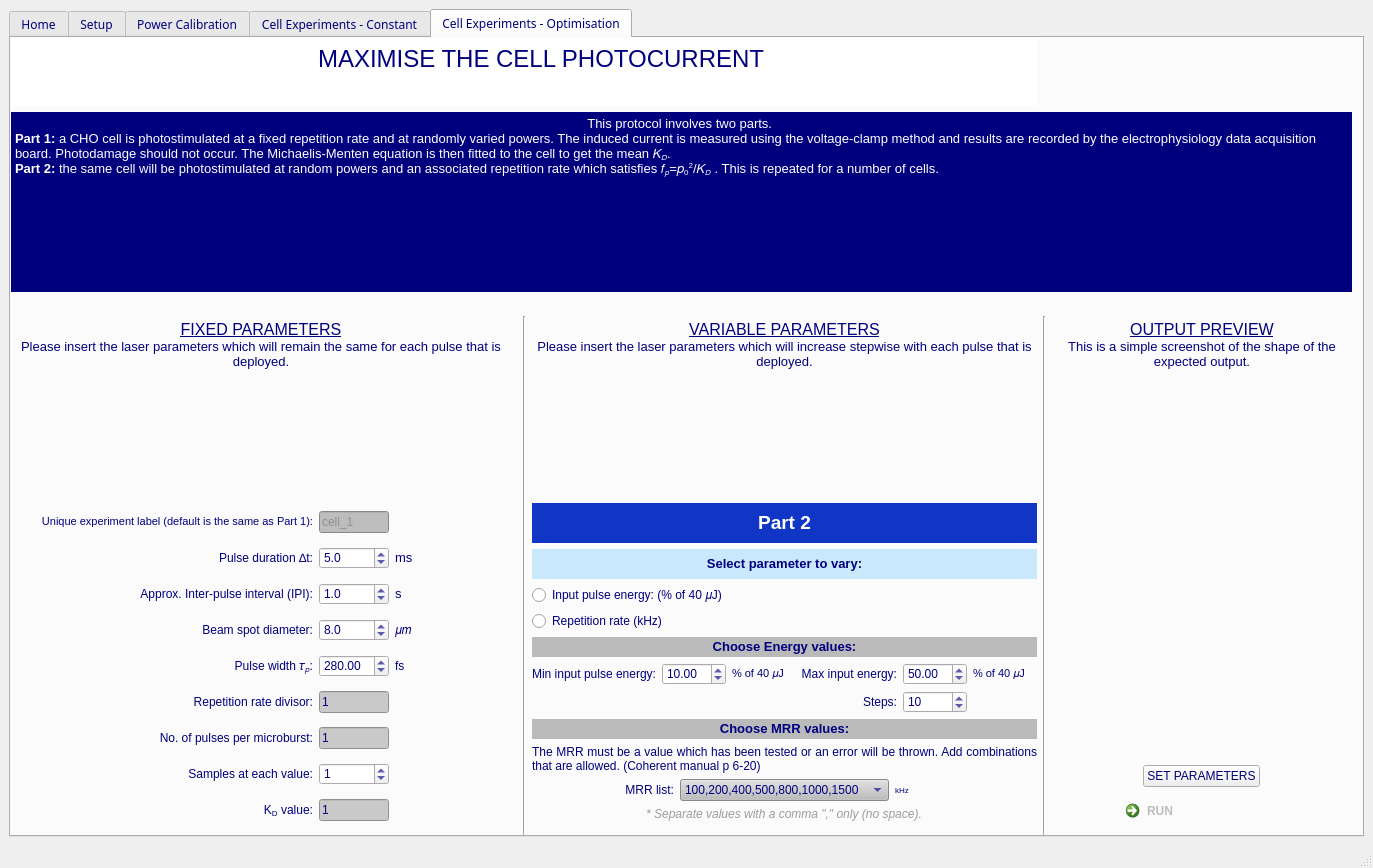
Above: MainApp.ui from AliSan123/Optogenetics_project before the change. Below: the same form after it.
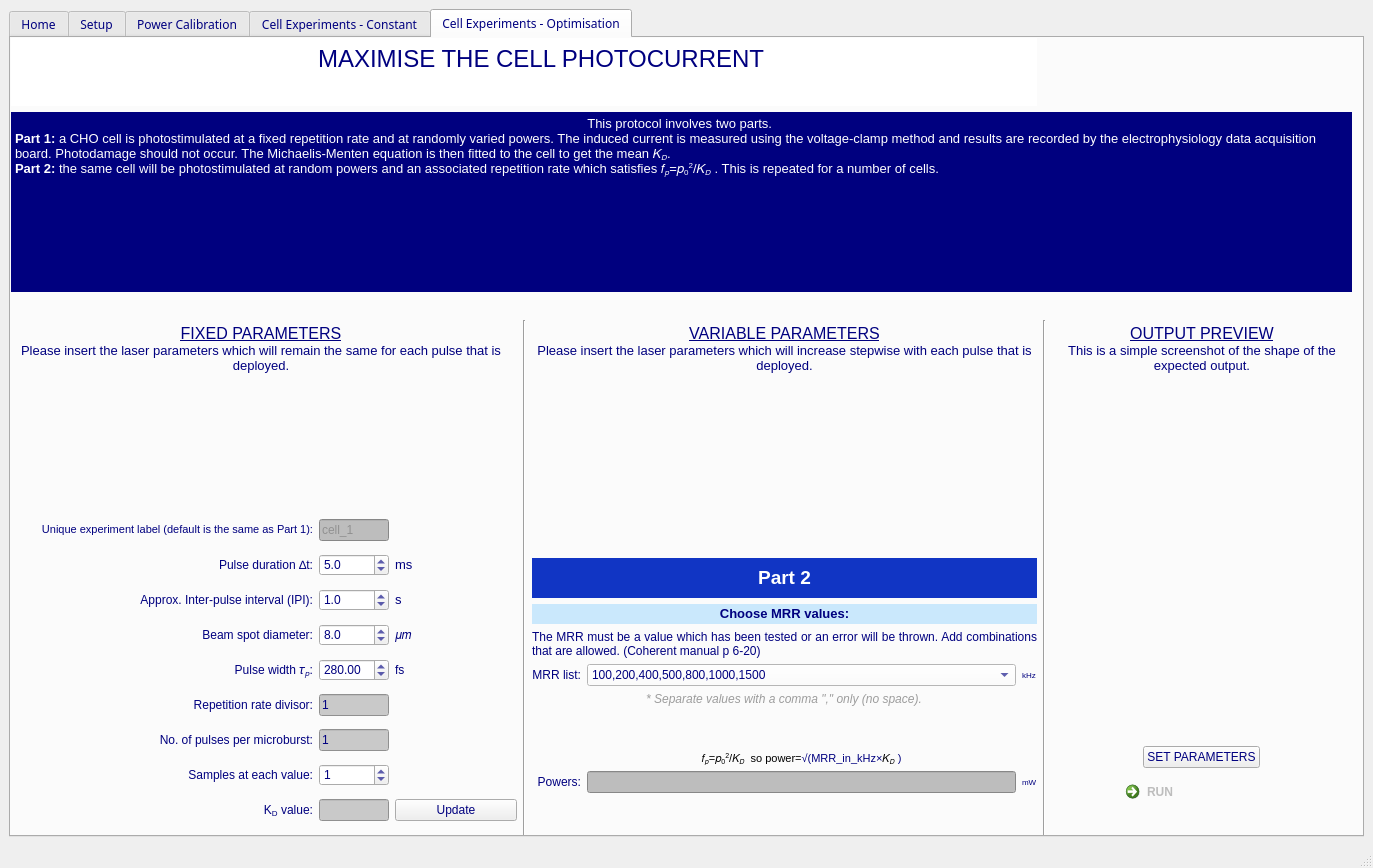
That is the form after the change. Icons and pictures are not drawn.

```diff
--- a/MainApp.ui
+++ b/MainApp.ui
@@ -3010,7 +3010,7 @@
           <height>801</height>
          </rect>
         </property>
-        <layout class="QGridLayout" name="gridLayout_26" rowstretch="0,0,0,0,0,0,0,0,0,0,0,0,0,0,0">
+        <layout class="QGridLayout" name="gridLayout_26" rowstretch="0,0,0,0,0,0,0,0,0,0,0,0,0,0">
          <item row="1" column="0" rowspan="2" colspan="5">
           <widget class="QTextBrowser" name="textBrowser_78">
            <property name="minimumSize">
@@ -3036,7 +3036,7 @@
            </property>
           </widget>
          </item>
-         <item row="12" column="4" alignment="Qt::AlignHCenter">
+         <item row="11" column="4" alignment="Qt::AlignHCenter">
           <widget class="QPushButton" name="setCellParams2">
            <property name="maximumSize">
             <size>
@@ -3096,14 +3096,14 @@
            </property>
           </widget>
          </item>
-         <item row="4" column="1" rowspan="11">
+         <item row="4" column="1" rowspan="10">
           <widget class="Line" name="line_17">
            <property name="orientation">
             <enum>Qt::Vertical</enum>
            </property>
           </widget>
          </item>
-         <item row="4" column="3" rowspan="11">
+         <item row="4" column="3" rowspan="10">
           <widget class="Line" name="line_16">
            <property name="orientation">
             <enum>Qt::Vertical</enum>
@@ -3146,7 +3146,7 @@
            </property>
           </widget>
          </item>
-         <item row="13" column="4" alignment="Qt::AlignHCenter">
+         <item row="12" column="4" alignment="Qt::AlignHCenter">
           <widget class="QCommandLinkButton" name="RunButton_4">
            <property name="cursor">
             <cursorShape>PointingHandCursor</cursorShape>
@@ -3210,7 +3210,7 @@
            </property>
           </widget>
          </item>
-         <item row="8" column="4" rowspan="3">
+         <item row="8" column="4" rowspan="2">
           <widget class="QLabel" name="label_117">
            <property name="maximumSize">
             <size>
@@ -3272,311 +3272,7 @@
            </property>
           </widget>
          </item>
-         <item row="7" column="2" rowspan="2">
-          <layout class="QGridLayout" name="gridLayout_27">
-           <item row="3" column="0" colspan="2">
-            <widget class="QLabel" name="label_104">
-             <property name="sizePolicy">
-              <sizepolicy hsizetype="Preferred" vsizetype="Fixed">
-               <horstretch>0</horstretch>
-               <verstretch>0</verstretch>
-              </sizepolicy>
-             </property>
-             <property name="minimumSize">
-              <size>
-               <width>0</width>
-               <height>30</height>
-              </size>
-             </property>
-             <property name="styleSheet">
-              <string notr="true">font: 8pt &quot;Eras Medium ITC&quot;;
-background-color: rgba(0, 153, 255, 50);</string>
-             </property>
-             <property name="text">
-              <string>&lt;html&gt;&lt;head/&gt;&lt;body&gt;&lt;p align=&quot;center&quot;&gt;&lt;span style=&quot; font-family:'Eras Bold ITC'; font-size:10pt; font-weight:600; color:#00007f;&quot;&gt;Select parameter to vary:&lt;/span&gt;&lt;/p&gt;&lt;/body&gt;&lt;/html&gt;</string>
-             </property>
-            </widget>
-           </item>
-           <item row="4" column="0" colspan="2">
-            <widget class="QRadioButton" name="energy_radio_3">
-             <property name="styleSheet">
-              <string notr="true"/>
-             </property>
-             <property name="text">
-              <string>Input pulse energy: (% of 40 𝜇J)</string>
-             </property>
-            </widget>
-           </item>
-           <item row="5" column="0" colspan="2">
-            <widget class="QRadioButton" name="MRR_radio_3">
-             <property name="styleSheet">
-              <string notr="true"/>
-             </property>
-             <property name="text">
-              <string>Repetition rate (kHz)</string>
-             </property>
-            </widget>
-           </item>
-           <item row="2" column="0" colspan="2">
-            <widget class="QLabel" name="label_7">
-             <property name="minimumSize">
-              <size>
-               <width>0</width>
-               <height>40</height>
-              </size>
-             </property>
-             <property name="maximumSize">
-              <size>
-               <width>16777215</width>
-               <height>40</height>
-              </size>
-             </property>
-             <property name="styleSheet">
-              <string notr="true">background-color: rgb(17, 53, 196);</string>
-             </property>
-             <property name="text">
-              <string>&lt;html&gt;&lt;head/&gt;&lt;body&gt;&lt;p align=&quot;center&quot;&gt;&lt;span style=&quot; font-size:14pt; font-weight:600; color:#ffffff;&quot;&gt;Part 2&lt;/span&gt;&lt;/p&gt;&lt;/body&gt;&lt;/html&gt;</string>
-             </property>
-            </widget>
-           </item>
-          </layout>
-         </item>
-         <item row="11" column="2" rowspan="3">
-          <layout class="QGridLayout" name="gridLayout_28">
-           <item row="0" column="0" colspan="3">
-            <widget class="QLabel" name="MRR_heading_5">
-             <property name="sizePolicy">
-              <sizepolicy hsizetype="Preferred" vsizetype="Fixed">
-               <horstretch>0</horstretch>
-               <verstretch>0</verstretch>
-              </sizepolicy>
-             </property>
-             <property name="minimumSize">
-              <size>
-               <width>0</width>
-               <height>20</height>
-              </size>
-             </property>
-             <property name="styleSheet">
-              <string notr="true">background-color:  rgb(186, 186, 186);</string>
-             </property>
-             <property name="text">
-              <string>&lt;html&gt;&lt;head/&gt;&lt;body&gt;&lt;p align=&quot;center&quot;&gt;&lt;span style=&quot; font-family:'Eras Bold ITC'; font-size:10pt; font-weight:600&quot;&gt;Choose MRR values:&lt;/span&gt;&lt;/p&gt;&lt;/body&gt;&lt;/html&gt;</string>
-             </property>
-            </widget>
-           </item>
-           <item row="2" column="2">
-            <widget class="QLabel" name="label_105">
-             <property name="text">
-              <string>&lt;!DOCTYPE HTML PUBLIC &quot;-//W3C//DTD HTML 4.0//EN&quot; &quot;http://www.w3.org/TR/REC-html40/strict.dtd&quot;&gt;
-&lt;html&gt;&lt;head&gt;&lt;meta name=&quot;qrichtext&quot; content=&quot;1&quot; /&gt;&lt;style type=&quot;text/css&quot;&gt;
-p, li { white-space: pre-wrap; }
-&lt;/style&gt;&lt;/head&gt;&lt;body style=&quot; font-family:'Eras Medium ITC'; font-size:8pt; font-weight:400; font-style:normal;&quot;&gt;
-&lt;p style=&quot; margin-top:0px; margin-bottom:0px; margin-left:0px; margin-right:0px; -qt-block-indent:0; text-indent:0px;&quot;&gt;&lt;span style=&quot; font-family:'MS Shell Dlg 2'; font-size:6pt;&quot;&gt;kHz&lt;/span&gt;&lt;/p&gt;&lt;/body&gt;&lt;/html&gt;</string>
-             </property>
-            </widget>
-           </item>
-           <item row="2" column="0">
-            <widget class="QLabel" name="label_106">
-             <property name="text">
-              <string>&lt;html&gt;&lt;head/&gt;&lt;body&gt;&lt;p align=&quot;right&quot;&gt;MRR list:&lt;/p&gt;&lt;/body&gt;&lt;/html&gt;</string>
-             </property>
-            </widget>
-           </item>
-           <item row="2" column="1">
-            <widget class="QComboBox" name="MRRcomboBox">
-             <property name="minimumSize">
-              <size>
-               <width>200</width>
-               <height>0</height>
-              </size>
-             </property>
-             <property name="styleSheet">
-              <string notr="true">background-color: rgb(189, 189, 189);</string>
-             </property>
-             <property name="editable">
-              <bool>false</bool>
-             </property>
-             <item>
-              <property name="text">
-               <string>100,200,400,500,800,1000,1500</string>
-              </property>
-             </item>
-            </widget>
-           </item>
-           <item row="1" column="0" colspan="3">
-            <widget class="QLabel" name="label_107">
-             <property name="layoutDirection">
-              <enum>Qt::LeftToRight</enum>
-             </property>
-             <property name="text">
-              <string>&lt;html&gt;&lt;head/&gt;&lt;body&gt;&lt;p align=&quot;justify&quot;&gt;The MRR must be a value which has been tested or an error will be thrown. Add combinations that are allowed. (Coherent manual p 6-20)&lt;/p&gt;&lt;/body&gt;&lt;/html&gt;</string>
-             </property>
-             <property name="scaledContents">
-              <bool>false</bool>
-             </property>
-             <property name="alignment">
-              <set>Qt::AlignCenter</set>
-             </property>
-             <property name="wordWrap">
-              <bool>true</bool>
-             </property>
-            </widget>
-           </item>
-           <item row="3" column="0" colspan="3" alignment="Qt::AlignHCenter|Qt::AlignTop">
-            <widget class="QLabel" name="label_108">
-             <property name="minimumSize">
-              <size>
-               <width>400</width>
-               <height>0</height>
-              </size>
-             </property>
-             <property name="maximumSize">
-              <size>
-               <width>16777215</width>
-               <height>20</height>
-              </size>
-             </property>
-             <property name="layoutDirection">
-              <enum>Qt::LeftToRight</enum>
-             </property>
-             <property name="text">
-              <string>&lt;html&gt;&lt;head/&gt;&lt;body&gt;&lt;p align=&quot;center&quot;&gt;&lt;span style=&quot; font-style:italic; color:#9c9c9c;&quot;&gt;* Separate values with a comma &amp;quot;,&amp;quot; only (no space).&lt;/span&gt;&lt;/p&gt;&lt;/body&gt;&lt;/html&gt;</string>
-             </property>
-             <property name="scaledContents">
-              <bool>false</bool>
-             </property>
-             <property name="alignment">
-              <set>Qt::AlignCenter</set>
-             </property>
-             <property name="wordWrap">
-              <bool>true</bool>
-             </property>
-            </widget>
-           </item>
-          </layout>
-         </item>
-         <item row="9" column="2" rowspan="2">
-          <layout class="QGridLayout" name="gridLayout_31">
-           <item row="1" column="1">
-            <widget class="QDoubleSpinBox" name="energy_spinbox_min_2">
-             <property name="maximumSize">
-              <size>
-               <width>70</width>
-               <height>16777215</height>
-              </size>
-             </property>
-             <property name="value">
-              <double>10.000000000000000</double>
-             </property>
-            </widget>
-           </item>
-           <item row="1" column="0">
-            <widget class="QLabel" name="label_131">
-             <property name="text">
-              <string>&lt;html&gt;&lt;head/&gt;&lt;body&gt;&lt;p align=&quot;right&quot;&gt;Min input pulse energy:&lt;/p&gt;&lt;/body&gt;&lt;/html&gt;</string>
-             </property>
-            </widget>
-           </item>
-           <item row="1" column="4">
-            <widget class="QDoubleSpinBox" name="energy_spinbox_max_2">
-             <property name="maximumSize">
-              <size>
-               <width>70</width>
-               <height>16777215</height>
-              </size>
-             </property>
-             <property name="maximum">
-              <double>100.000000000000000</double>
-             </property>
-             <property name="value">
-              <double>50.000000000000000</double>
-             </property>
-            </widget>
-           </item>
-           <item row="1" column="2">
-            <widget class="QLabel" name="label_130">
-             <property name="text">
-              <string>&lt;!DOCTYPE HTML PUBLIC &quot;-//W3C//DTD HTML 4.0//EN&quot; &quot;http://www.w3.org/TR/REC-html40/strict.dtd&quot;&gt;
-&lt;html&gt;&lt;head&gt;&lt;meta name=&quot;qrichtext&quot; content=&quot;1&quot; /&gt;&lt;style type=&quot;text/css&quot;&gt;
-p, li { white-space: pre-wrap; }
-&lt;/style&gt;&lt;/head&gt;&lt;body style=&quot; font-family:'Eras Medium ITC'; font-size:8pt; font-weight:400; font-style:normal;&quot;&gt;
-&lt;p style=&quot; margin-top:0px; margin-bottom:0px; margin-left:0px; margin-right:0px; -qt-block-indent:0; text-indent:0px;&quot;&gt;&lt;span style=&quot; font-family:'MS Shell Dlg 2';&quot;&gt;% of 40 𝜇J&lt;/span&gt;&lt;/p&gt;&lt;/body&gt;&lt;/html&gt;</string>
-             </property>
-            </widget>
-           </item>
-           <item row="1" column="3">
-            <widget class="QLabel" name="label_128">
-             <property name="text">
-              <string>&lt;html&gt;&lt;head/&gt;&lt;body&gt;&lt;p align=&quot;right&quot;&gt;Max input energy:&lt;/p&gt;&lt;/body&gt;&lt;/html&gt;</string>
-             </property>
-            </widget>
-           </item>
-           <item row="1" column="5">
-            <widget class="QLabel" name="label_127">
-             <property name="text">
-              <string>&lt;!DOCTYPE HTML PUBLIC &quot;-//W3C//DTD HTML 4.0//EN&quot; &quot;http://www.w3.org/TR/REC-html40/strict.dtd&quot;&gt;
-&lt;html&gt;&lt;head&gt;&lt;meta name=&quot;qrichtext&quot; content=&quot;1&quot; /&gt;&lt;style type=&quot;text/css&quot;&gt;
-p, li { white-space: pre-wrap; }
-&lt;/style&gt;&lt;/head&gt;&lt;body style=&quot; font-family:'Eras Medium ITC'; font-size:8pt; font-weight:400; font-style:normal;&quot;&gt;
-&lt;p style=&quot; margin-top:0px; margin-bottom:0px; margin-left:0px; margin-right:0px; -qt-block-indent:0; text-indent:0px;&quot;&gt;&lt;span style=&quot; font-family:'MS Shell Dlg 2';&quot;&gt;% of 40 𝜇J&lt;/span&gt;&lt;/p&gt;&lt;/body&gt;&lt;/html&gt;</string>
-             </property>
-            </widget>
-           </item>
-           <item row="0" column="0" colspan="6">
-            <widget class="QLabel" name="MRR_heading_6">
-             <property name="sizePolicy">
-              <sizepolicy hsizetype="Preferred" vsizetype="Fixed">
-               <horstretch>0</horstretch>
-               <verstretch>0</verstretch>
-              </sizepolicy>
-             </property>
-             <property name="minimumSize">
-              <size>
-               <width>0</width>
-               <height>20</height>
-              </size>
-             </property>
-             <property name="styleSheet">
-              <string notr="true">background-color:  rgb(186, 186, 186);</string>
-             </property>
-             <property name="text">
-              <string>&lt;html&gt;&lt;head/&gt;&lt;body&gt;&lt;p align=&quot;center&quot;&gt;&lt;span style=&quot; font-family:'Eras Bold ITC'; font-size:10pt; font-weight:600;&quot;&gt;Choose Energy values:&lt;/span&gt;&lt;/p&gt;&lt;/body&gt;&lt;/html&gt;</string>
-             </property>
-            </widget>
-           </item>
-           <item row="3" column="3">
-            <widget class="QLabel" name="label_129">
-             <property name="toolTip">
-              <string>&lt;html&gt;&lt;head/&gt;&lt;body&gt;&lt;p&gt;&lt;span style=&quot; font-size:7pt;&quot;&gt;How many energy values do you want to test?&lt;/span&gt;&lt;/p&gt;&lt;/body&gt;&lt;/html&gt;</string>
-             </property>
-             <property name="text">
-              <string>&lt;html&gt;&lt;head/&gt;&lt;body&gt;&lt;p align=&quot;right&quot;&gt;Steps:&lt;/p&gt;&lt;/body&gt;&lt;/html&gt;</string>
-             </property>
-            </widget>
-           </item>
-           <item row="3" column="4">
-            <widget class="QSpinBox" name="energy_spinbox_steps_2">
-             <property name="maximumSize">
-              <size>
-               <width>70</width>
-               <height>16777215</height>
-              </size>
-             </property>
-             <property name="minimum">
-              <number>1</number>
-             </property>
-             <property name="maximum">
-              <number>100</number>
-             </property>
-             <property name="value">
-              <number>10</number>
-             </property>
-            </widget>
-           </item>
-          </layout>
-         </item>
-         <item row="7" column="0" rowspan="7">
+         <item row="7" column="0" rowspan="6">
           <layout class="QGridLayout" name="gridLayout_6">
            <item row="5" column="2">
             <widget class="QLineEdit" name="lineEdit_5">
@@ -3931,9 +3627,246 @@
               <string notr="true">background-color: rgb(201, 201, 201);</string>
              </property>
              <property name="text">
-              <string>1</string>
+              <string/>
              </property>
              <property name="readOnly">
+              <bool>true</bool>
+             </property>
+            </widget>
+           </item>
+           <item row="8" column="3">
+            <widget class="QPushButton" name="UpdateKd">
+             <property name="text">
+              <string>Update</string>
+             </property>
+            </widget>
+           </item>
+          </layout>
+         </item>
+         <item row="8" column="2" rowspan="5">
+          <layout class="QGridLayout" name="gridLayout_28">
+           <item row="8" column="0">
+            <widget class="QLabel" name="label_109">
+             <property name="text">
+              <string>&lt;html&gt;&lt;head/&gt;&lt;body&gt;&lt;p align=&quot;right&quot;&gt;Powers:&lt;/p&gt;&lt;/body&gt;&lt;/html&gt;</string>
+             </property>
+            </widget>
+           </item>
+           <item row="1" column="0" colspan="3">
+            <widget class="QLabel" name="label_7">
+             <property name="minimumSize">
+              <size>
+               <width>0</width>
+               <height>40</height>
+              </size>
+             </property>
+             <property name="maximumSize">
+              <size>
+               <width>16777215</width>
+               <height>40</height>
+              </size>
+             </property>
+             <property name="styleSheet">
+              <string notr="true">background-color: rgb(17, 53, 196);</string>
+             </property>
+             <property name="text">
+              <string>&lt;html&gt;&lt;head/&gt;&lt;body&gt;&lt;p align=&quot;center&quot;&gt;&lt;span style=&quot; font-size:14pt; font-weight:600; color:#ffffff;&quot;&gt;Part 2&lt;/span&gt;&lt;/p&gt;&lt;/body&gt;&lt;/html&gt;</string>
+             </property>
+            </widget>
+           </item>
+           <item row="6" column="0" colspan="3">
+            <spacer name="verticalSpacer_3">
+             <property name="orientation">
+              <enum>Qt::Vertical</enum>
+             </property>
+             <property name="sizeHint" stdset="0">
+              <size>
+               <width>20</width>
+               <height>40</height>
+              </size>
+             </property>
+            </spacer>
+           </item>
+           <item row="8" column="1">
+            <widget class="QLineEdit" name="exp_label_3">
+             <property name="styleSheet">
+              <string notr="true">color: rgb(145, 145, 145);
+background-color: rgb(189, 189, 189);</string>
+             </property>
+             <property name="text">
+              <string/>
+             </property>
+             <property name="readOnly">
+              <bool>true</bool>
+             </property>
+            </widget>
+           </item>
+           <item row="9" column="1">
+            <spacer name="verticalSpacer">
+             <property name="orientation">
+              <enum>Qt::Vertical</enum>
+             </property>
+             <property name="sizeHint" stdset="0">
+              <size>
+               <width>20</width>
+               <height>40</height>
+              </size>
+             </property>
+            </spacer>
+           </item>
+           <item row="2" column="0" colspan="3">
+            <widget class="QLabel" name="MRR_heading_5">
+             <property name="sizePolicy">
+              <sizepolicy hsizetype="Preferred" vsizetype="Fixed">
+               <horstretch>0</horstretch>
+               <verstretch>0</verstretch>
+              </sizepolicy>
+             </property>
+             <property name="minimumSize">
+              <size>
+               <width>0</width>
+               <height>20</height>
+              </size>
+             </property>
+             <property name="styleSheet">
+              <string notr="true">background-color: rgba(0, 153, 255, 50);</string>
+             </property>
+             <property name="text">
+              <string>&lt;html&gt;&lt;head/&gt;&lt;body&gt;&lt;p align=&quot;center&quot;&gt;&lt;span style=&quot; font-family:'Eras Bold ITC'; font-size:10pt; font-weight:600&quot;&gt;Choose MRR values:&lt;/span&gt;&lt;/p&gt;&lt;/body&gt;&lt;/html&gt;</string>
+             </property>
+            </widget>
+           </item>
+           <item row="8" column="2">
+            <widget class="QLabel" name="label_110">
+             <property name="text">
+              <string>&lt;!DOCTYPE HTML PUBLIC &quot;-//W3C//DTD HTML 4.0//EN&quot; &quot;http://www.w3.org/TR/REC-html40/strict.dtd&quot;&gt;
+&lt;html&gt;&lt;head&gt;&lt;meta name=&quot;qrichtext&quot; content=&quot;1&quot; /&gt;&lt;style type=&quot;text/css&quot;&gt;
+p, li { white-space: pre-wrap; }
+&lt;/style&gt;&lt;/head&gt;&lt;body style=&quot; font-family:'Eras Medium ITC'; font-size:8pt; font-weight:400; font-style:normal;&quot;&gt;
+&lt;p style=&quot; margin-top:0px; margin-bottom:0px; margin-left:0px; margin-right:0px; -qt-block-indent:0; text-indent:0px;&quot;&gt;&lt;span style=&quot; font-family:'MS Shell Dlg 2'; font-size:6pt;&quot;&gt;mW&lt;/span&gt;&lt;/p&gt;&lt;/body&gt;&lt;/html&gt;</string>
+             </property>
+            </widget>
+           </item>
+           <item row="4" column="2">
+            <widget class="QLabel" name="label_105">
+             <property name="text">
+              <string>&lt;!DOCTYPE HTML PUBLIC &quot;-//W3C//DTD HTML 4.0//EN&quot; &quot;http://www.w3.org/TR/REC-html40/strict.dtd&quot;&gt;
+&lt;html&gt;&lt;head&gt;&lt;meta name=&quot;qrichtext&quot; content=&quot;1&quot; /&gt;&lt;style type=&quot;text/css&quot;&gt;
+p, li { white-space: pre-wrap; }
+&lt;/style&gt;&lt;/head&gt;&lt;body style=&quot; font-family:'Eras Medium ITC'; font-size:8pt; font-weight:400; font-style:normal;&quot;&gt;
+&lt;p style=&quot; margin-top:0px; margin-bottom:0px; margin-left:0px; margin-right:0px; -qt-block-indent:0; text-indent:0px;&quot;&gt;&lt;span style=&quot; font-family:'MS Shell Dlg 2'; font-size:6pt;&quot;&gt;kHz&lt;/span&gt;&lt;/p&gt;&lt;/body&gt;&lt;/html&gt;</string>
+             </property>
+            </widget>
+           </item>
+           <item row="4" column="0">
+            <widget class="QLabel" name="label_106">
+             <property name="text">
+              <string>&lt;html&gt;&lt;head/&gt;&lt;body&gt;&lt;p align=&quot;right&quot;&gt;MRR list:&lt;/p&gt;&lt;/body&gt;&lt;/html&gt;</string>
+             </property>
+            </widget>
+           </item>
+           <item row="3" column="0" colspan="3">
+            <widget class="QLabel" name="label_107">
+             <property name="layoutDirection">
+              <enum>Qt::LeftToRight</enum>
+             </property>
+             <property name="text">
+              <string>&lt;html&gt;&lt;head/&gt;&lt;body&gt;&lt;p align=&quot;justify&quot;&gt;The MRR must be a value which has been tested or an error will be thrown. Add combinations that are allowed. (Coherent manual p 6-20)&lt;/p&gt;&lt;/body&gt;&lt;/html&gt;</string>
+             </property>
+             <property name="scaledContents">
+              <bool>false</bool>
+             </property>
+             <property name="alignment">
+              <set>Qt::AlignCenter</set>
+             </property>
+             <property name="wordWrap">
+              <bool>true</bool>
+             </property>
+            </widget>
+           </item>
+           <item row="4" column="1">
+            <widget class="QComboBox" name="MRRcomboBox">
+             <property name="minimumSize">
+              <size>
+               <width>200</width>
+               <height>0</height>
+              </size>
+             </property>
+             <property name="styleSheet">
+              <string notr="true">background-color: rgb(255, 255, 255);</string>
+             </property>
+             <property name="editable">
+              <bool>false</bool>
+             </property>
+             <item>
+              <property name="text">
+               <string>100,200,400,500,800,1000,1500</string>
+              </property>
+             </item>
+            </widget>
+           </item>
+           <item row="5" column="0" colspan="3" alignment="Qt::AlignHCenter|Qt::AlignTop">
+            <widget class="QLabel" name="label_108">
+             <property name="minimumSize">
+              <size>
+               <width>400</width>
+               <height>0</height>
+              </size>
+             </property>
+             <property name="maximumSize">
+              <size>
+               <width>16777215</width>
+               <height>20</height>
+              </size>
+             </property>
+             <property name="layoutDirection">
+              <enum>Qt::LeftToRight</enum>
+             </property>
+             <property name="text">
+              <string>&lt;html&gt;&lt;head/&gt;&lt;body&gt;&lt;p align=&quot;center&quot;&gt;&lt;span style=&quot; font-style:italic; color:#9c9c9c;&quot;&gt;* Separate values with a comma &amp;quot;,&amp;quot; only (no space).&lt;/span&gt;&lt;/p&gt;&lt;/body&gt;&lt;/html&gt;</string>
+             </property>
+             <property name="scaledContents">
+              <bool>false</bool>
+             </property>
+             <property name="alignment">
+              <set>Qt::AlignCenter</set>
+             </property>
+             <property name="wordWrap">
+              <bool>true</bool>
+             </property>
+            </widget>
+           </item>
+           <item row="7" column="1">
+            <widget class="QLabel" name="label_111">
+             <property name="minimumSize">
+              <size>
+               <width>400</width>
+               <height>0</height>
+              </size>
+             </property>
+             <property name="maximumSize">
+              <size>
+               <width>16777215</width>
+               <height>20</height>
+              </size>
+             </property>
+             <property name="layoutDirection">
+              <enum>Qt::LeftToRight</enum>
+             </property>
+             <property name="text">
+              <string>&lt;!DOCTYPE HTML PUBLIC &quot;-//W3C//DTD HTML 4.0//EN&quot; &quot;http://www.w3.org/TR/REC-html40/strict.dtd&quot;&gt;
+&lt;html&gt;&lt;head&gt;&lt;meta name=&quot;qrichtext&quot; content=&quot;1&quot; /&gt;&lt;style type=&quot;text/css&quot;&gt;
+p, li { white-space: pre-wrap; }
+&lt;/style&gt;&lt;/head&gt;&lt;body style=&quot; font-family:'Eras Medium ITC'; font-size:8pt; font-weight:400; font-style:normal;&quot;&gt;
+&lt;p style=&quot; margin-top:0px; margin-bottom:0px; margin-left:0px; margin-right:0px; -qt-block-indent:0; text-indent:0px;&quot;&gt;&lt;span style=&quot; color:#000000;&quot;&gt;𝑓&lt;/span&gt;&lt;span style=&quot; color:#000000; vertical-align:sub;&quot;&gt;𝑝&lt;/span&gt;&lt;span style=&quot; color:#000000;&quot;&gt;=𝑝&lt;/span&gt;&lt;span style=&quot; color:#000000; vertical-align:sub;&quot;&gt;0&lt;/span&gt;&lt;span style=&quot; color:#000000; vertical-align:super;&quot;&gt;2&lt;/span&gt;&lt;span style=&quot; color:#000000;&quot;&gt;/𝐾&lt;/span&gt;&lt;span style=&quot; color:#000000; vertical-align:sub;&quot;&gt;𝐷&lt;/span&gt;&lt;span style=&quot; color:#000000;&quot;&gt;  so power=&lt;/span&gt;&lt;span style=&quot; font-family:'Cambria Math';&quot;&gt;√(&lt;/span&gt;&lt;span style=&quot; font-family:'Cambria Math';&quot;&gt;MRR_in_kHz×&lt;/span&gt;&lt;span style=&quot; color:#000000;&quot;&gt;𝐾&lt;/span&gt;&lt;span style=&quot; color:#000000; vertical-align:sub;&quot;&gt;𝐷&lt;/span&gt;&lt;span style=&quot; font-family:'Cambria Math';&quot;&gt; )&lt;/span&gt;&lt;/p&gt;&lt;/body&gt;&lt;/html&gt;</string>
+             </property>
+             <property name="scaledContents">
+              <bool>false</bool>
+             </property>
+             <property name="alignment">
+              <set>Qt::AlignCenter</set>
+             </property>
+             <property name="wordWrap">
               <bool>true</bool>
              </property>
             </widget>
```
